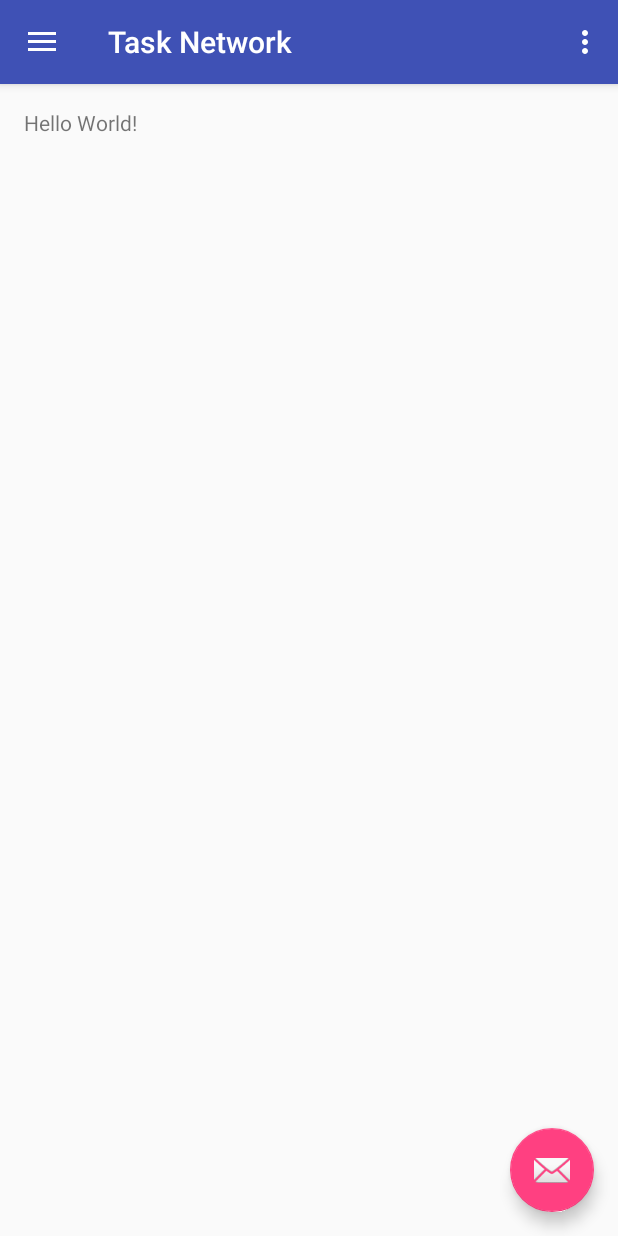
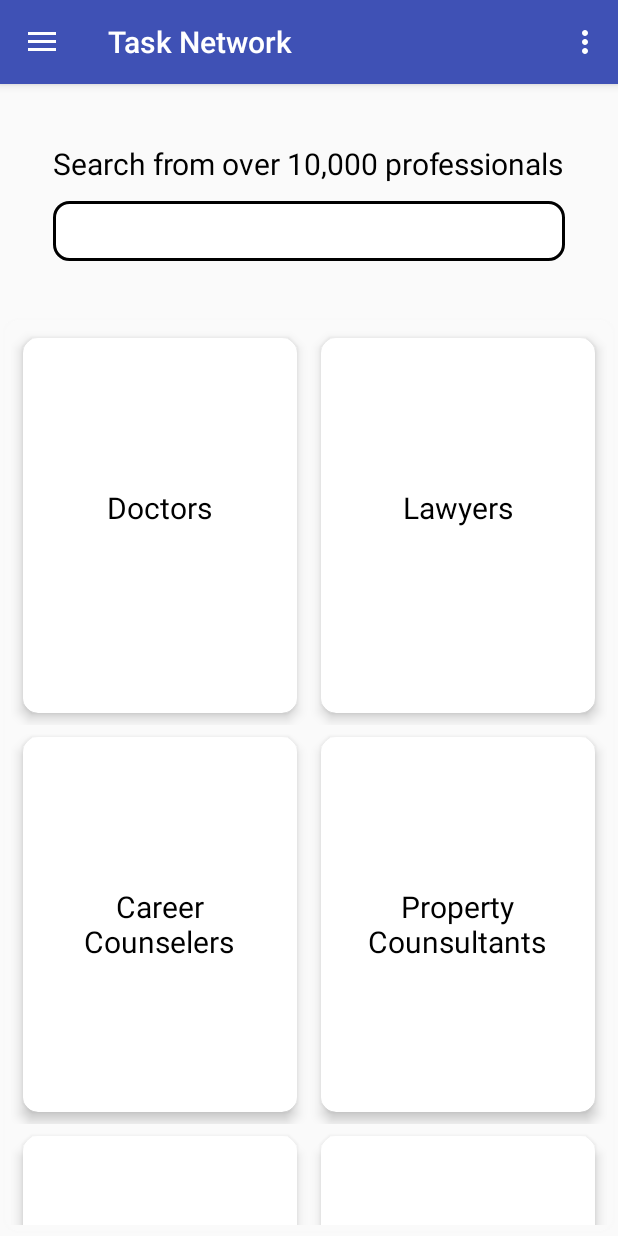
Before and after one commit to ashish05182001/TaskNetwork, an Android app: the screen it shows after launch (MainActivity), on a phone screen of 412 x 824 dp. Run offline under Robolectric (Android 15) with nearby library versions, the light colour scheme and no system bars.

Commit message:
Home Screen

```diff
--- a/app/build.gradle
+++ b/app/build.gradle
@@ -27,4 +27,5 @@ dependencies {
     compile 'com.android.support:appcompat-v7:25.1.0'
     compile 'com.android.support:design:25.1.0'
     testCompile 'junit:junit:4.12'
+    compile 'com.android.support:cardview-v7:25.1.0'
 }
--- /dev/null
+++ b/app/src/main/java/sddtu/org/tasknetwork/CardData.java
@@ -0,0 +1,20 @@
+package sddtu.org.tasknetwork;
+
+/**
+ * Created by Dell on 3/15/2017.
+ */
+
+public class CardData {
+    String t1;
+    CardData(String text1){
+        t1=text1;
+    }
+
+    public String getT1() {
+        return t1;
+    }
+
+    public void setT1(String t1) {
+        this.t1 = t1;
+    }
+}
--- a/app/src/main/java/sddtu/org/tasknetwork/MainActivity.java
+++ b/app/src/main/java/sddtu/org/tasknetwork/MainActivity.java
@@ -3,6 +3,9 @@ package sddtu.org.tasknetwork;
 import android.os.Bundle;
 import android.support.design.widget.FloatingActionButton;
 import android.support.design.widget.Snackbar;
+import android.support.v7.widget.GridLayoutManager;
+import android.support.v7.widget.LinearLayoutManager;
+import android.support.v7.widget.RecyclerView;
 import android.view.View;
 import android.support.design.widget.NavigationView;
 import android.support.v4.view.GravityCompat;
@@ -13,8 +16,16 @@ import android.support.v7.widget.Toolbar;
 import android.view.Menu;
 import android.view.MenuItem;
 
+import java.util.ArrayList;
+
 public class MainActivity extends AppCompatActivity
         implements NavigationView.OnNavigationItemSelectedListener {
+
+    String[] data={"Doctors","Lawyers","Career Counselers","Property Counsultants","Brand Counsaltants","Software Counsultant"};
+
+    private RecyclerView recyclerView;
+    private RecyclerView.Adapter recyclerAdapter;
+    private RecyclerView.LayoutManager recyclerManager;
 
     @Override
     protected void onCreate(Bundle savedInstanceState) {
@@ -23,14 +34,12 @@ public class MainActivity extends AppCompatActivity
         Toolbar toolbar = (Toolbar) findViewById(R.id.toolbar);
         setSupportActionBar(toolbar);
 
-        FloatingActionButton fab = (FloatingActionButton) findViewById(R.id.fab);
-        fab.setOnClickListener(new View.OnClickListener() {
-            @Override
-            public void onClick(View view) {
-                Snackbar.make(view, "Replace with your own action", Snackbar.LENGTH_LONG)
-                        .setAction("Action", null).show();
-            }
-        });
+     recyclerView=(RecyclerView)findViewById(R.id.recyclerView);
+        recyclerView.setHasFixedSize(true);
+        recyclerManager=new GridLayoutManager(MainActivity.this,2);
+        recyclerView.setLayoutManager(recyclerManager);
+        recyclerAdapter=new RecyclerAdapter(getDataSet());
+        recyclerView.setAdapter(recyclerAdapter);
 
         DrawerLayout drawer = (DrawerLayout) findViewById(R.id.drawer_layout);
         ActionBarDrawerToggle toggle = new ActionBarDrawerToggle(
@@ -50,6 +59,16 @@ public class MainActivity extends AppCompatActivity
         } else {
             super.onBackPressed();
         }
+    }
+
+
+    private ArrayList<CardData> getDataSet(){
+        ArrayList results=new ArrayList<CardData>();
+        for(int i=0;i<data.length;i++){
+            CardData cardData=new CardData(data[i]);
+            results.add(i,cardData);
+        }
+        return results;
     }
 
     @Override
--- /dev/null
+++ b/app/src/main/java/sddtu/org/tasknetwork/MyRecyclerViewAdapter.java
@@ -0,0 +1,68 @@
+package sddtu.org.tasknetwork;
+
+import android.support.v7.widget.RecyclerView;
+import android.util.Log;
+import android.view.LayoutInflater;
+import android.view.View;
+import android.view.ViewGroup;
+import android.widget.TextView;
+
+import java.util.ArrayList;
+
+/**
+ * Created by Dell on 3/15/2017.
+ */
+
+public class MyRecyclerViewAdapter extends RecyclerView.Adapter<MyRecyclerViewAdapter.DataObjectHolder> {
+    private static String LOG_TAG = "MyRecyclerViewAdapter";
+    private ArrayList<CardData> mDataset;
+    private static MyClickListener myClickListener;
+
+    public static class DataObjectHolder extends RecyclerView.ViewHolder implements View.OnClickListener {
+        TextView label;
+
+        public DataObjectHolder(View itemView) {
+            super(itemView);
+            label = (TextView) itemView.findViewById(R.id.textView);
+            Log.i(LOG_TAG, "Adding Listener");
+            itemView.setOnClickListener(this);
+        }
+
+        @Override
+        public void onClick(View v) {
+            myClickListener.onItemClick(getAdapterPosition(), v);
+        }
+    }
+
+    public void setOnItemClickListener(MyClickListener myClickListener) {
+        this.myClickListener = myClickListener;
+    }
+
+    public MyRecyclerViewAdapter(ArrayList<CardData> myDataset) {
+        mDataset = myDataset;
+    }
+
+    @Override
+    public DataObjectHolder onCreateViewHolder(ViewGroup parent, int viewType) {
+
+        View view = LayoutInflater.from(parent.getContext()).inflate(R.layout.content_main, parent, false);
+
+        DataObjectHolder dataObjectHolder = new DataObjectHolder(view);
+        return dataObjectHolder;
+    }
+
+    @Override
+    public void onBindViewHolder(DataObjectHolder holder, int position) {
+        holder.label.setText(mDataset.get(position).getT1());
+    }
+
+
+    @Override
+    public int getItemCount() {
+        return mDataset.size();
+    }
+
+    public interface MyClickListener {
+        public void onItemClick(int position, View v);
+    }
+}
--- /dev/null
+++ b/app/src/main/java/sddtu/org/tasknetwork/RecyclerAdapter.java
@@ -0,0 +1,55 @@
+package sddtu.org.tasknetwork;
+
+import android.support.v7.widget.RecyclerView;
+import android.view.LayoutInflater;
+import android.view.View;
+import android.view.ViewGroup;
+import android.widget.TextView;
+
+import java.util.ArrayList;
+
+/**
+ * Created by Dell on 3/15/2017.
+ */
+
+public class RecyclerAdapter extends RecyclerView.Adapter<RecyclerAdapter.CardDataHolder> {
+
+    private ArrayList<CardData> arrayList;
+
+    public RecyclerAdapter(ArrayList arrayList){
+        this.arrayList=arrayList;
+    }
+
+    public class CardDataHolder extends RecyclerView.ViewHolder  {
+
+        TextView textView;
+        public CardDataHolder(View itemView) {
+            super(itemView);
+            textView=(TextView)itemView.findViewById(R.id.textView);
+        }
+
+
+    }
+
+    @Override
+    public RecyclerAdapter.CardDataHolder onCreateViewHolder(ViewGroup parent, int viewType) {
+       View view= LayoutInflater.from(parent.getContext()).inflate(R.layout.cardlayout,parent,false);
+        CardDataHolder cardDataHolder=new CardDataHolder(view);
+        return cardDataHolder;
+    }
+
+    @Override
+    public void onBindViewHolder(RecyclerAdapter.CardDataHolder holder, int position) {
+
+        holder.textView.setText(arrayList.get(position).getT1());
+
+    }
+
+    @Override
+    public int getItemCount() {
+        return arrayList.size() ;
+    }
+
+
+
+}
--- /dev/null
+++ b/app/src/main/res/drawable/edittextlayout.xml
@@ -0,0 +1,10 @@
+<?xml version="1.0" encoding="utf-8"?>
+<shape xmlns:android="http://schemas.android.com/apk/res/android"
+    android:shape="rectangle">
+    <solid android:color="#FFFFFF" />
+    <corners android:radius="10dp"></corners>
+    <stroke android:color="#000000"
+        android:width="2dp">
+    </stroke>
+
+</shape>
--- /dev/null
+++ b/app/src/main/res/drawable/recyclerlayout.xml
@@ -0,0 +1,6 @@
+<?xml version="1.0" encoding="utf-8"?>
+<shape xmlns:android="http://schemas.android.com/apk/res/android">
+    <corners android:radius="10dp"></corners>
+    <stroke android:width="1dp"
+        android:color="#F9F9F9"></stroke>
+</shape>
--- a/app/src/main/res/layout/activity_main.xml
+++ b/app/src/main/res/layout/activity_main.xml
@@ -22,4 +22,5 @@
         app:headerLayout="@layout/nav_header_main"
         app:menu="@menu/activity_main_drawer" />
 
+
 </android.support.v4.widget.DrawerLayout>
--- a/app/src/main/res/layout/app_bar_main.xml
+++ b/app/src/main/res/layout/app_bar_main.xml
@@ -23,12 +23,9 @@
 
     <include layout="@layout/content_main" />
 
-    <android.support.design.widget.FloatingActionButton
-        android:id="@+id/fab"
-        android:layout_width="wrap_content"
-        android:layout_height="wrap_content"
-        android:layout_gravity="bottom|end"
-        android:layout_margin="@dimen/fab_margin"
-        app:srcCompat="@android:drawable/ic_dialog_email" />
+
+
+
+
 
 </android.support.design.widget.CoordinatorLayout>
--- /dev/null
+++ b/app/src/main/res/layout/cardlayout.xml
@@ -0,0 +1,27 @@
+<?xml version="1.0" encoding="utf-8"?>
+<RelativeLayout xmlns:android="http://schemas.android.com/apk/res/android"
+    xmlns:tools="http://schemas.android.com/tools"
+    android:layout_width="match_parent"
+    android:layout_height="wrap_content"
+    xmlns:app="http://schemas.android.com/apk/res-auto">
+
+    <android.support.v7.widget.CardView
+        android:layout_width="match_parent"
+        android:layout_height="250dp"
+        android:layout_alignParentTop="true"
+        android:layout_centerHorizontal="true"
+        android:background="@color/colorPrimaryDark"
+        app:cardCornerRadius="10dp"
+        app:cardElevation="5dp"
+        android:layout_margin="8dp">
+
+        <TextView
+            android:id="@+id/textView"
+            android:layout_width="146dp"
+            android:layout_height="51dp"
+            android:textSize="20dp"
+            android:layout_gravity="center"
+            android:textAlignment="center"
+            android:textColor="#000000" />
+    </android.support.v7.widget.CardView>
+</RelativeLayout>
--- a/app/src/main/res/layout/content_main.xml
+++ b/app/src/main/res/layout/content_main.xml
@@ -5,16 +5,54 @@
     android:id="@+id/content_main"
     android:layout_width="match_parent"
     android:layout_height="match_parent"
-    android:paddingBottom="@dimen/activity_vertical_margin"
-    android:paddingLeft="@dimen/activity_horizontal_margin"
-    android:paddingRight="@dimen/activity_horizontal_margin"
-    android:paddingTop="@dimen/activity_vertical_margin"
     app:layout_behavior="@string/appbar_scrolling_view_behavior"
     tools:context="sddtu.org.tasknetwork.MainActivity"
     tools:showIn="@layout/app_bar_main">
 
+    <EditText
+        android:id="@+id/editText"
+        android:layout_width="wrap_content"
+        android:layout_height="40dp"
+        android:layout_marginTop="78dp"
+        android:paddingLeft="2dp"
+        android:ems="16"
+        android:background="@drawable/edittextlayout"
+        android:inputType="textPersonName"
+        android:layout_alignParentTop="true"
+        android:layout_centerHorizontal="true" />
+
     <TextView
+        android:id="@+id/textView2"
         android:layout_width="wrap_content"
         android:layout_height="wrap_content"
-        android:text="Hello World!" />
+        android:layout_marginTop="39dp"
+        android:textSize="20dp"
+        android:textColor="#000000"
+        android:text="Search from over 10,000 professionals"
+        android:layout_alignParentTop="true"
+        android:layout_centerHorizontal="true" />
+
+
+    <android.support.v7.widget.RecyclerView
+        android:id="@+id/recyclerView"
+        android:layout_width="match_parent"
+        android:layout_height="300dp"
+        android:layout_marginLeft="2dp"
+        android:layout_marginRight="2dp"
+        android:layout_marginBottom="2dp"
+        android:padding="5dp"
+        android:background="@drawable/recyclerlayout"
+        android:layout_gravity="bottom"
+        android:layout_below="@+id/editText"
+        android:layout_alignParentLeft="true"
+        android:layout_alignParentStart="true"
+        android:layout_marginTop="38dp"
+        android:layout_alignParentBottom="true">
+
+
+    </android.support.v7.widget.RecyclerView>
+
+
+
+
 </RelativeLayout>
--- a/app/src/main/res/values/colors.xml
+++ b/app/src/main/res/values/colors.xml
@@ -1,6 +1,6 @@
 <?xml version="1.0" encoding="utf-8"?>
 <resources>
     <color name="colorPrimary">#3F51B5</color>
-    <color name="colorPrimaryDark">#303F9F</color>
+    <color name="colorPrimaryDark">#303f9f</color>
     <color name="colorAccent">#FF4081</color>
 </resources>
--- a/build.gradle
+++ b/build.gradle
@@ -5,7 +5,7 @@ buildscript {
         jcenter()
     }
     dependencies {
-        classpath 'com.android.tools.build:gradle:2.2.3'
+        classpath 'com.android.tools.build:gradle:2.3.0'
 
         // NOTE: Do not place your application dependencies here; they belong
         // in the individual module build.gradle files
```
Also changed, not shown: gradle/wrapper/gradle-wrapper.properties.
